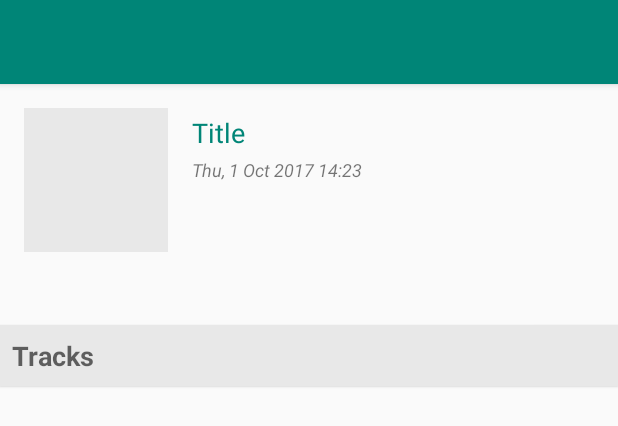
After one commit to addhory/Bilbiophile, an Android app: the layout activity_book_detail.xml on its own in the app's theme, with its tools: preview values and no code run, on a phone screen of 412 x 824 dp. The commit adds this screen. Shown: the top 426 px of the screen. Run offline under Robolectric (Android 15) with nearby library versions, the phone set to English and light mode, and no system bars.

Commit message:
update layout till act_feed and some drawable

```diff
--- a/app/src/main/AndroidManifest.xml
+++ b/app/src/main/AndroidManifest.xml
@@ -1,6 +1,12 @@
 <?xml version="1.0" encoding="utf-8"?>
 <manifest xmlns:android="http://schemas.android.com/apk/res/android"
     package="com.example.bilbiophile">
+
+    <uses-permission android:name="android.permission.WRITE_EXTERNAL_STORAGE" />
+    <uses-permission android:name="android.permission.INTERNET" />
+    <uses-permission android:name="android.permission.ACCESS_NETWORK_STATE" />
+    <uses-permission android:name="android.permission.WAKE_LOCK" />
+    <uses-permission android:name="android.permission.READ_PHONE_STATE" />
 
     <application
         android:allowBackup="true"
--- a/app/src/main/java/com/example/bilbiophile/splash/SplashScreen.java
+++ b/app/src/main/java/com/example/bilbiophile/splash/SplashScreen.java
@@ -5,7 +5,6 @@ import android.support.constraint.ConstraintLayout;
 import android.support.v7.app.ActionBar;
 import android.support.v7.app.AppCompatActivity;
 import android.os.Bundle;
-import android.view.Window;
 import android.view.animation.Animation;
 import android.view.animation.AnimationUtils;
 import android.widget.ImageView;
--- /dev/null
+++ b/app/src/main/res/anim/book_detail_in.xml
@@ -0,0 +1,6 @@
+<?xml version="1.0" encoding="utf-8"?>
+<translate xmlns:android="http://schemas.android.com/apk/res/android"
+    android:duration="500"
+    android:fromYDelta="100%"
+    android:toYDelta="0%"
+    android:interpolator="@android:anim/overshoot_interpolator"/>
--- /dev/null
+++ b/app/src/main/res/anim/book_detail_out.xml
@@ -0,0 +1,6 @@
+<?xml version="1.0" encoding="utf-8"?>
+<translate xmlns:android="http://schemas.android.com/apk/res/android"
+    android:duration="500"
+    android:fromYDelta="0%"
+    android:toYDelta="100%"
+    android:interpolator="@android:anim/overshoot_interpolator"/>
--- /dev/null
+++ b/app/src/main/res/drawable/list_divider_zero_inset.xml
@@ -0,0 +1,11 @@
+<?xml version="1.0" encoding="UTF-8"?>
+<inset xmlns:android="http://schemas.android.com/apk/res/android"
+    android:insetLeft="0dp"
+    android:insetRight="0dp" >
+
+    <shape>
+        <solid android:color="@color/colorInactive" />
+        <corners android:radius="2.0dip" />
+    </shape>
+
+</inset>
--- /dev/null
+++ b/app/src/main/res/layout-land/activity_book_detail.xml
@@ -0,0 +1,129 @@
+<?xml version="1.0" encoding="utf-8"?>
+<RelativeLayout xmlns:android="http://schemas.android.com/apk/res/android"
+    xmlns:app="http://schemas.android.com/apk/res-auto"
+    xmlns:tools="http://schemas.android.com/tools"
+    android:layout_width="match_parent"
+    android:layout_height="match_parent">
+    <FrameLayout
+        android:id="@+id/activity_book_detail_progress"
+        android:layout_width="match_parent"
+        android:layout_height="match_parent">
+    </FrameLayout>
+
+    <LinearLayout
+        android:layout_width="match_parent"
+        android:layout_height="match_parent"
+        android:orientation="vertical">
+
+        <android.support.v7.widget.Toolbar
+            android:id="@+id/detailToolbar"
+            android:layout_width="match_parent"
+            android:layout_height="wrap_content"
+            android:layout_alignParentTop="true"
+            android:background="?attr/colorPrimary"
+            android:elevation="3dp"
+            android:minHeight="?attr/actionBarSize" />
+
+
+        <LinearLayout
+            android:layout_width="match_parent"
+            android:layout_height="match_parent"
+            android:orientation="horizontal">
+
+            <LinearLayout
+                android:id="@+id/llBookLayout"
+                android:layout_width="320dp"
+                android:layout_height="match_parent"
+                android:orientation="vertical">
+
+                <LinearLayout
+                    android:layout_width="match_parent"
+                    android:layout_height="wrap_content"
+                    android:orientation="horizontal"
+                    android:padding="@dimen/card_padding">
+
+                    <ImageView
+                        android:id="@+id/ivdCover"
+                        android:layout_width="72dp"
+                        android:layout_height="72dp"
+                        android:layout_marginRight="@dimen/card_padding"
+                        android:background="@color/colorInactive"
+                        android:padding="1dp"/>
+
+                    <LinearLayout
+                        android:layout_width="match_parent"
+                        android:layout_height="wrap_content"
+                        android:orientation="vertical">
+
+                        <TextView
+                            android:id="@+id/tvdTitle"
+                            android:layout_width="match_parent"
+                            android:layout_height="wrap_content"
+                            android:layout_marginBottom="@dimen/line_spacing"
+                            android:layout_marginTop="@dimen/line_spacing"
+                            android:text="Title"
+                            android:textAppearance="@android:style/TextAppearance.Material.Small"
+                            android:textColor="@color/colorPrimary"
+                            android:textStyle="bold" />
+
+                        <TextView
+                            android:id="@+id/tvdPubdate"
+                            android:layout_width="match_parent"
+                            android:layout_height="wrap_content"
+                            android:text="Thu, 1 Oct 2017 14:23"
+                            android:textAppearance="@android:style/TextAppearance.Material.Small"
+                            android:textSize="12sp"
+                            android:textStyle="italic" />
+
+                        <!--
+                        <TextView
+                            android:id="@+id/tvdCreator"
+                            android:layout_width="match_parent"
+                            android:layout_height="wrap_content"
+                            android:textColor="@android:color/black" />
+                        !-->
+                    </LinearLayout>
+
+                </LinearLayout>
+
+                <TextView
+                    android:id="@+id/tvdDescription"
+                    android:layout_width="match_parent"
+                    android:layout_height="match_parent"
+                    android:paddingBottom="@dimen/card_padding"
+                    android:paddingEnd="@dimen/card_padding"
+                    android:paddingStart="@dimen/card_padding"
+                    android:scrollbars="vertical"
+                    android:textAppearance="@android:style/TextAppearance.Material.Small"
+                    android:textSize="12sp" />
+
+            </LinearLayout>
+
+            <LinearLayout
+                android:layout_width="match_parent"
+                android:layout_height="match_parent"
+                android:orientation="vertical">
+
+                <TextView
+                    android:id="@+id/textView5"
+                    android:layout_width="match_parent"
+                    android:layout_height="wrap_content"
+                    android:background="@color/colorInactive"
+                    android:elevation="1dp"
+                    android:gravity="center_vertical"
+                    android:padding="@dimen/card_margin"
+                    android:text="@string/header_chapters"
+                    android:textAppearance="@android:style/TextAppearance.Material.Medium"
+                    android:textStyle="bold" />
+
+                <ListView
+                    android:id="@+id/lvdChapters"
+                    android:layout_width="match_parent"
+                    android:layout_height="match_parent"
+                    android:divider="@drawable/list_divider_zero_inset"
+                    android:dividerHeight="2dp" />
+            </LinearLayout>
+
+        </LinearLayout>
+    </LinearLayout>
+</RelativeLayout>
--- /dev/null
+++ b/app/src/main/res/layout/activity_book_detail.xml
@@ -0,0 +1,124 @@
+<?xml version="1.0" encoding="utf-8"?>
+<RelativeLayout xmlns:android="http://schemas.android.com/apk/res/android"
+    xmlns:app="http://schemas.android.com/apk/res-auto"
+    xmlns:tools="http://schemas.android.com/tools"
+    android:layout_width="match_parent"
+    android:layout_height="match_parent"
+    >
+
+    <FrameLayout
+        android:id="@+id/activity_book_detail_progress"
+        android:layout_width="match_parent"
+        android:layout_height="match_parent">
+    </FrameLayout>
+
+    <LinearLayout
+        android:layout_width="match_parent"
+        android:layout_height="match_parent"
+        android:orientation="vertical">
+
+        <android.support.v7.widget.Toolbar
+            android:id="@+id/detailToolbar"
+            android:layout_width="match_parent"
+            android:layout_height="wrap_content"
+            android:layout_alignParentTop="true"
+            android:background="?attr/colorPrimary"
+            android:elevation="3dp"
+            android:minHeight="?attr/actionBarSize" />
+
+        <LinearLayout
+            android:id="@+id/llBookLayout"
+            android:layout_width="match_parent"
+            android:layout_height="wrap_content"
+            android:orientation="vertical">
+
+            <LinearLayout
+                android:layout_width="match_parent"
+                android:layout_height="wrap_content"
+                android:orientation="horizontal"
+                android:padding="@dimen/card_padding">
+
+                <ImageView
+                    android:id="@+id/ivdCover"
+                    android:layout_width="96dp"
+                    android:layout_height="96dp"
+                    android:layout_marginRight="@dimen/card_padding"
+                    android:background="@color/colorInactive"
+                    android:padding="1dp"/>
+
+                <LinearLayout
+                    android:layout_width="match_parent"
+                    android:layout_height="wrap_content"
+                    android:orientation="vertical">
+
+                    <TextView
+                        android:id="@+id/tvdTitle"
+                        android:layout_width="match_parent"
+                        android:layout_height="wrap_content"
+                        android:layout_marginBottom="@dimen/line_spacing"
+                        android:layout_marginTop="@dimen/line_spacing"
+                        android:text="Title"
+                        android:textAppearance="@android:style/TextAppearance.Material.Medium"
+                        android:textColor="@color/colorPrimary" />
+
+                    <TextView
+                        android:id="@+id/tvdPubdate"
+                        android:layout_width="match_parent"
+                        android:layout_height="wrap_content"
+                        android:text="Thu, 1 Oct 2017 14:23"
+                        android:textAppearance="@android:style/TextAppearance.Material.Small"
+                        android:textSize="12sp"
+                        android:textStyle="italic" />
+
+                    <!--
+                    <TextView
+                        android:id="@+id/tvdCreator"
+                        android:layout_width="match_parent"
+                        android:layout_height="wrap_content"
+                        android:textColor="@android:color/black" />
+                    !-->
+                </LinearLayout>
+
+            </LinearLayout>
+
+            <TextView
+                android:id="@+id/tvdDescription"
+                android:layout_width="match_parent"
+                android:layout_height="match_parent"
+                android:maxLines="6"
+                android:paddingBottom="@dimen/card_padding"
+                android:paddingEnd="@dimen/card_padding"
+                android:paddingStart="@dimen/card_padding"
+                android:scrollbars="vertical"
+                android:textAppearance="@android:style/TextAppearance.Material.Small"
+                android:textSize="12sp" />
+
+        </LinearLayout>
+
+        <TextView
+            android:id="@+id/textView5"
+            android:layout_width="match_parent"
+            android:layout_height="wrap_content"
+            android:background="@color/colorInactive"
+            android:elevation="1dp"
+            android:gravity="center_vertical"
+            android:padding="@dimen/card_margin"
+            android:text="@string/header_chapters"
+            android:textAppearance="@android:style/TextAppearance.Material.Medium"
+            android:textStyle="bold" />
+
+        <LinearLayout
+            android:layout_width="match_parent"
+            android:layout_height="match_parent"
+            android:orientation="vertical">
+
+            <ListView
+                android:id="@+id/lvdChapters"
+                android:layout_width="match_parent"
+                android:layout_height="match_parent"
+                android:divider="@drawable/list_divider_zero_inset"
+                android:dividerHeight="2dp"/>
+        </LinearLayout>
+
+    </LinearLayout>
+</RelativeLayout>
--- a/app/src/main/res/values/colors.xml
+++ b/app/src/main/res/values/colors.xml
@@ -3,4 +3,6 @@
     <color name="colorPrimary">#008577</color>
     <color name="colorPrimaryDark">#00574B</color>
     <color name="colorAccent">#D81B60</color>
+    <color name="colorInactive">#e8e8e8</color>
+
 </resources>
```
Also changed, not shown: app/src/main/res/drawable/ic_info_black_24dp.xml (added, +9 -0 lines), app/src/main/res/drawable/ic_menu_share.xml (added, +9 -0 lines), app/src/main/res/drawable/ic_notifications_black_24dp.xml (added, +9 -0 lines), app/src/main/res/drawable/ic_search_black_24dp.xml (added, +9 -0 lines), app/src/main/res/drawable/ic_sync_black_24dp.xml (added, +9 -0 lines), app/src/main/res/drawable/list_divider.xml (added, +11 -0 lines), app/src/main/res/drawable/list_divider_large_right.xml (added, +11 -0 lines), app/src/main/res/drawable/rounded_corner_dialog_backgorund.xml (added, +10 -0 lines), app/src/main/res/layout/activity_feed.xml (added, +33 -0 lines), app/src/main/res/values/dimens.xml (added, +22 -0 lines), app/src/main/res/values/strings.xml (+34 -0 lines).
